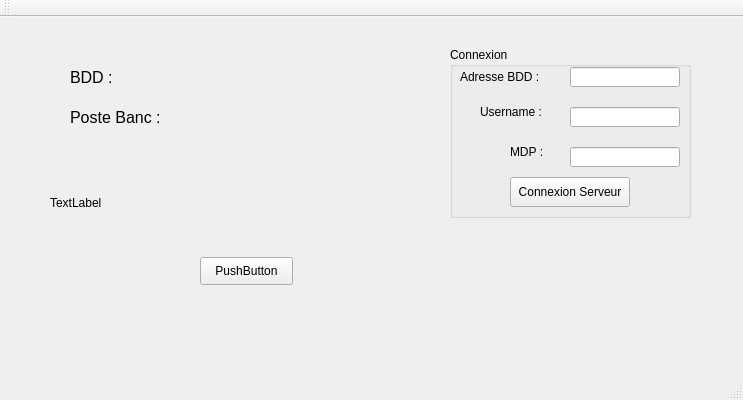
Woulfty/Projet_Verin, file TcpServeur/TcpServeur/TcpServeur.ui: the form before one commit.
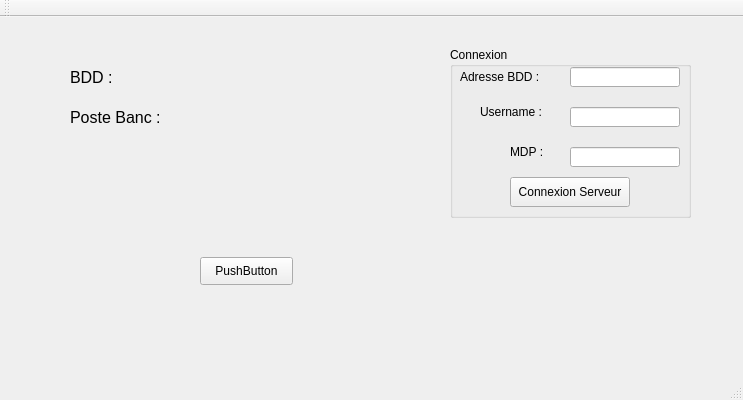
The form after the commit.

```diff
--- a/TcpServeur/TcpServeur/TcpServeur.ui
+++ b/TcpServeur/TcpServeur/TcpServeur.ui
@@ -19,8 +19,8 @@
      <rect>
       <x>70</x>
       <y>40</y>
-      <width>101</width>
-      <height>41</height>
+      <width>110</width>
+      <height>40</height>
      </rect>
     </property>
     <property name="font">
@@ -45,20 +45,7 @@
      <string>PushButton</string>
     </property>
    </widget>
-   <widget class="QLabel" name="label_2">
-    <property name="geometry">
-     <rect>
-      <x>50</x>
-      <y>160</y>
-      <width>591</width>
-      <height>51</height>
-     </rect>
-    </property>
-    <property name="text">
-     <string>TextLabel</string>
-    </property>
-   </widget>
-   <widget class="QLabel" name="label_3">
+   <widget class="QLabel" name="LabelBancState">
     <property name="geometry">
      <rect>
       <x>70</x>
```
Left out of the diff: 68 changed lines with no effect on the pictures.
